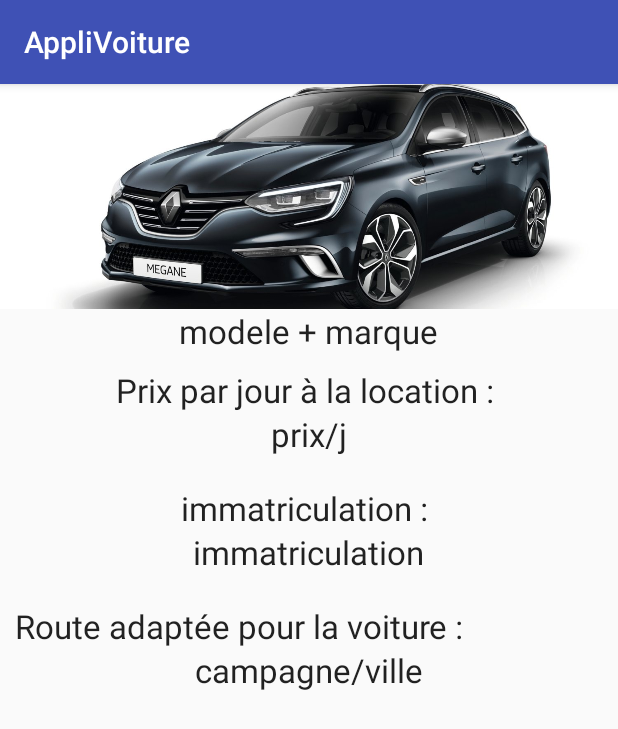
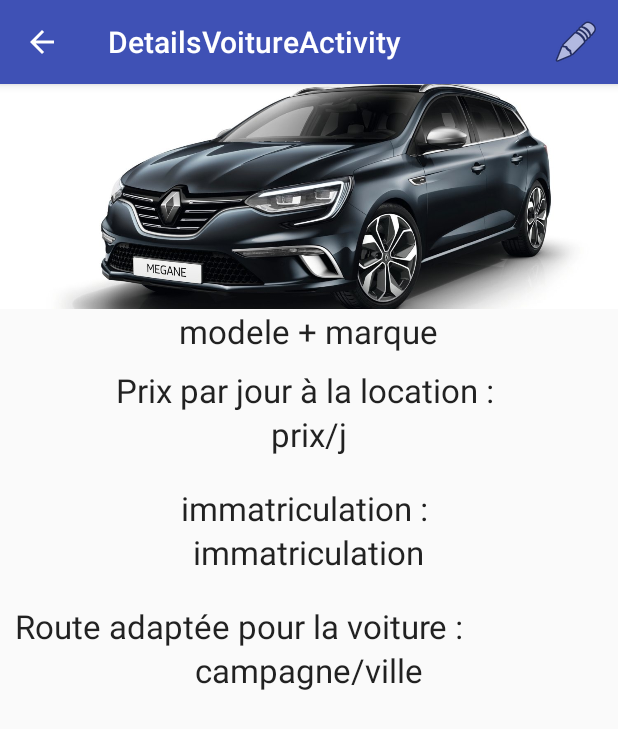
Before and after one commit to mathis86180/AppliCar, an Android app: the DetailsVoitureActivity screen opened directly, with no data from a screen before it, on a phone screen of 412 x 824 dp. Shown: the top 729 px of the screen. Run offline under Robolectric (Android 15) with nearby library versions, the phone set to English and light mode, and no system bars; 8 statements that could not run were skipped.

Commit message:
correction ajout voiture

```diff
--- a/app/src/main/java/fr/eni/ecole/android/applivoiture/InscriptionActivity.java
+++ b/app/src/main/java/fr/eni/ecole/android/applivoiture/Activity/InscriptionActivity.java
@@ -1,7 +1,9 @@
-package fr.eni.ecole.android.applivoiture;
+package fr.eni.ecole.android.applivoiture.Activity;
 
 import android.support.v7.app.AppCompatActivity;
 import android.os.Bundle;
+
+import fr.eni.ecole.android.applivoiture.R;
 
 public class InscriptionActivity extends AppCompatActivity {
 
--- a/app/src/main/java/fr/eni/ecole/android/applivoiture/ListeVoitureLoueActivity.java
+++ b/app/src/main/java/fr/eni/ecole/android/applivoiture/Activity/ListeVoitureLoueActivity.java
@@ -1,9 +1,8 @@
-package fr.eni.ecole.android.applivoiture;
+package fr.eni.ecole.android.applivoiture.Activity;
 
 import android.content.Intent;
 import android.support.v7.app.AppCompatActivity;
 import android.os.Bundle;
-import android.util.Log;
 import android.view.View;
 import android.widget.AdapterView;
 import android.widget.ListView;
@@ -11,6 +10,7 @@ import android.widget.ListView;
 import java.util.ArrayList;
 import java.util.List;
 
+import fr.eni.ecole.android.applivoiture.R;
 import fr.eni.ecole.android.applivoiture.dao.Database;
 import fr.eni.ecole.android.applivoiture.dao.VoitureDAO;
 import fr.eni.ecole.android.applivoiture.model.Voiture;
--- a/app/src/main/java/fr/eni/ecole/android/applivoiture/ListeVoitureLoueAdapter.java
+++ b/app/src/main/java/fr/eni/ecole/android/applivoiture/Activity/ListeVoitureLoueAdapter.java
@@ -1,4 +1,4 @@
-package fr.eni.ecole.android.applivoiture;
+package fr.eni.ecole.android.applivoiture.Activity;
 
 import android.content.Context;
 import android.support.annotation.LayoutRes;
@@ -12,6 +12,7 @@ import android.widget.TextView;
 
 import java.util.List;
 
+import fr.eni.ecole.android.applivoiture.R;
 import fr.eni.ecole.android.applivoiture.model.Voiture;
 
 /**
--- a/app/src/main/java/fr/eni/ecole/android/applivoiture/LoginActivity.java
+++ b/app/src/main/java/fr/eni/ecole/android/applivoiture/Activity/LoginActivity.java
@@ -1,4 +1,4 @@
-package fr.eni.ecole.android.applivoiture;
+package fr.eni.ecole.android.applivoiture.Activity;
 
 import android.content.Intent;
 import android.support.v7.app.AppCompatActivity;
@@ -7,6 +7,8 @@ import android.view.View;
 import android.widget.EditText;
 import android.widget.Toast;
 
+import fr.eni.ecole.android.applivoiture.MainActivity;
+import fr.eni.ecole.android.applivoiture.R;
 import fr.eni.ecole.android.applivoiture.dao.Database;
 import fr.eni.ecole.android.applivoiture.dao.GerantDAO;
 import fr.eni.ecole.android.applivoiture.model.Gerant;
--- a/app/src/main/java/fr/eni/ecole/android/applivoiture/MainActivity.java
+++ b/app/src/main/java/fr/eni/ecole/android/applivoiture/MainActivity.java
@@ -14,6 +14,9 @@ import android.support.v7.widget.Toolbar;
 import android.view.Menu;
 import android.view.MenuItem;
 
+import fr.eni.ecole.android.applivoiture.Activity.AjoutVehiculeActivity;
+import fr.eni.ecole.android.applivoiture.Activity.ListeVoitureLoueActivity;
+import fr.eni.ecole.android.applivoiture.Activity.LoginActivity;
 import fr.eni.ecole.android.applivoiture.dao.Database;
 
 
--- a/app/src/main/res/layout/activity_ajout_vehicule.xml
+++ b/app/src/main/res/layout/activity_ajout_vehicule.xml
@@ -5,7 +5,7 @@
     android:layout_width="match_parent"
     android:layout_height="match_parent"
     android:orientation="vertical"
-    tools:context="fr.eni.ecole.android.applivoiture.AjoutVehiculeActivity">
+    tools:context="fr.eni.ecole.android.applivoiture.Activity.AjoutVehiculeActivity">
 
     <android.support.design.widget.AppBarLayout
         android:layout_width="match_parent"
--- a/app/src/main/res/layout/activity_details_voiture.xml
+++ b/app/src/main/res/layout/activity_details_voiture.xml
@@ -5,7 +5,7 @@
     android:layout_width="match_parent"
     android:layout_height="match_parent"
     android:orientation="vertical"
-    tools:context="fr.eni.ecole.android.applivoiture.DetailsVoitureActivity">
+    tools:context="fr.eni.ecole.android.applivoiture.Activity.DetailsVoitureActivity">
         <ImageView
             android:id="@+id/imageVoiture"
             android:layout_gravity="center_horizontal"
--- a/app/src/main/res/layout/activity_inscription.xml
+++ b/app/src/main/res/layout/activity_inscription.xml
@@ -5,7 +5,7 @@
     android:layout_width="match_parent"
     android:layout_height="match_parent"
     android:orientation="vertical"
-    tools:context="fr.eni.ecole.android.applivoiture.InscriptionActivity">
+    tools:context="fr.eni.ecole.android.applivoiture.Activity.InscriptionActivity">
     <TextView
         android:layout_width="match_parent"
         android:layout_height="wrap_content"
--- a/app/src/main/res/layout/activity_liste_voiture_loue.xml
+++ b/app/src/main/res/layout/activity_liste_voiture_loue.xml
@@ -5,7 +5,7 @@
     android:layout_width="match_parent"
     android:layout_height="match_parent"
     android:orientation="vertical"
-    tools:context="fr.eni.ecole.android.applivoiture.ListeVoitureLoueActivity">
+    tools:context="fr.eni.ecole.android.applivoiture.Activity.ListeVoitureLoueActivity">
     <ScrollView
         android:layout_width="match_parent"
         android:layout_height="match_parent"
--- a/app/src/main/res/layout/activity_login.xml
+++ b/app/src/main/res/layout/activity_login.xml
@@ -4,7 +4,7 @@
     xmlns:tools="http://schemas.android.com/tools"
     android:layout_width="match_parent"
     android:layout_height="match_parent"
-    tools:context="fr.eni.ecole.android.applivoiture.LoginActivity"
+    tools:context="fr.eni.ecole.android.applivoiture.Activity.LoginActivity"
     android:orientation="vertical">
 
     <TextView
--- a/app/src/main/res/menu/menu_ajout.xml
+++ b/app/src/main/res/menu/menu_ajout.xml
@@ -1,7 +1,7 @@
 <menu xmlns:android="http://schemas.android.com/apk/res/android"
     xmlns:app="http://schemas.android.com/apk/res-auto"
     xmlns:tools="http://schemas.android.com/tools"
-    tools:context="fr.eni.ecole.android.applivoiture.AjoutVehiculeActivity">
+    tools:context="fr.eni.ecole.android.applivoiture.Activity.AjoutVehiculeActivity">
 
     <item android:id="@+id/action_Ajouter"
         android:title="Ajouter"
--- /dev/null
+++ b/app/src/main/res/menu/menu_details.xml
@@ -0,0 +1,11 @@
+<?xml version="1.0" encoding="utf-8"?>
+<menu xmlns:android="http://schemas.android.com/apk/res/android"
+    xmlns:app="http://schemas.android.com/apk/res-auto"
+    xmlns:tools="http://schemas.android.com/tools"
+    tools:context="fr.eni.ecole.android.applivoiture.Activity.DetailsVoitureActivity">
+
+        <item android:id="@+id/action_Modifier"
+            android:title="Modifier"
+            android:icon="@android:drawable/ic_menu_edit"
+            app:showAsAction="always" />
+</menu>
```
Also changed, not shown: app/src/main/AndroidManifest.xml (+13 -5 lines), app/src/main/java/fr/eni/ecole/android/applivoiture/Activity/AjoutVehiculeActivity.java (renamed from app/src/main/java/fr/eni/ecole/android/applivoiture/AjoutVehiculeActivity.java, +6 -3 lines), app/src/main/java/fr/eni/ecole/android/applivoiture/Activity/DetailsVoitureActivity.java (renamed from app/src/main/java/fr/eni/ecole/android/applivoiture/DetailsVoitureActivity.java, +52 -6 lines), app/src/main/java/fr/eni/ecole/android/applivoiture/Activity/ModifierActivity.java (added, +50 -0 lines).
